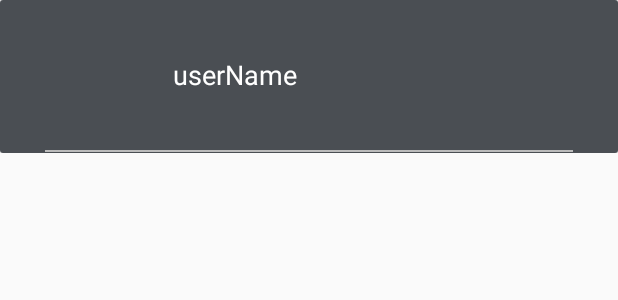
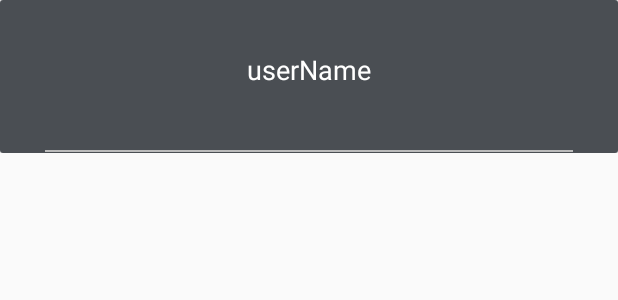
Before and after one commit to JoshBest99/BurgerOff.kt, an Android app: the layout user_item.xml on its own in the app's theme, with its tools: preview values and no code run, on a phone screen of 412 x 824 dp. Shown: the top 300 px of the screen. Run offline under Robolectric (Android 15) with nearby library versions, the phone set to English and light mode, and no system bars.

```diff
--- a/app/src/main/java/inc/josh/burgeroff/Teams/JoinTeamDialog.kt
+++ b/app/src/main/java/inc/josh/burgeroff/Teams/JoinTeamDialog.kt
@@ -43,7 +43,12 @@ class JoinTeamDialog(context: Context, val currentUser: User) : Dialog(context){
             override fun onDataChange(p0: DataSnapshot) {
                 p0.children.forEach {
                     val team = it.getValue(Team::class.java)
-                    teamList.add(team!!)
+                    if(team!!.members!!.size != 2){
+
+                        teamList.add(team)
+
+                    }
+
                     rv_vertical.adapter = JoinTeamAdapter(context, teamList, currentUser)
                 }
 
--- a/app/src/main/res/layout/item_team.xml
+++ b/app/src/main/res/layout/item_team.xml
@@ -32,7 +32,7 @@
             </LinearLayout>
             <View
                     android:layout_width="match_parent"
-                    android:layout_height="1dp" android:id="@+id/view2" android:background="#bbbbbb"
+                    android:layout_height="1dp" android:id="@+id/view" android:background="#bbbbbb"
                     android:layout_marginLeft="30dp" android:layout_marginRight="30dp"/>
         </LinearLayout>
     </android.support.v7.widget.CardView>
--- a/app/src/main/res/layout/user_item.xml
+++ b/app/src/main/res/layout/user_item.xml
@@ -1,7 +1,7 @@
 <?xml version="1.0" encoding="utf-8"?>
 <LinearLayout xmlns:android="http://schemas.android.com/apk/res/android"
               xmlns:app="http://schemas.android.com/apk/res-auto"
-              android:layout_width="match_parent"
+              xmlns:tools="http://schemas.android.com/tools" android:layout_width="match_parent"
               android:layout_height="wrap_content">
 
     <android.support.v7.widget.CardView
@@ -11,38 +11,45 @@
                 android:orientation="vertical"
                 android:layout_width="match_parent"
                 android:layout_height="102dp" android:background="@color/colorPrimary">
-            <LinearLayout
+            <android.support.constraint.ConstraintLayout
                     android:orientation="horizontal"
                     android:layout_width="match_parent"
                     android:layout_height="100dp"
                     android:gravity="left|center_vertical">
-                <de.hdodenhof.circleimageview.CircleImageView android:layout_width="70dp"
-                                                              android:layout_height="70dp"
-                                                              app:layout_constraintEnd_toEndOf="parent"
+                <de.hdodenhof.circleimageview.CircleImageView android:layout_width="60dp"
+                                                              android:layout_height="60dp"
                                                               android:id="@+id/iv_profile"
                                                               app:civ_border_width="1dp"
+                                                              android:layout_marginTop="8dp"
+                                                              app:layout_constraintTop_toTopOf="parent"
+                                                              app:layout_constraintBottom_toBottomOf="parent"
+                                                              android:layout_marginBottom="8dp"
                                                               app:layout_constraintStart_toStartOf="parent"
-                                                              app:layout_constraintTop_toBottomOf="@+id/tv_welcome"
-                                                              android:layout_marginLeft="35dp"
-                />
-                <de.hdodenhof.circleimageview.CircleImageView android:layout_width="70dp"
-                                                              android:layout_height="70dp"
-                                                              app:layout_constraintEnd_toEndOf="parent"
+                                                              android:layout_marginStart="24dp"/>
+                <TextView
+                        android:text="userName"
+                        android:layout_width="0dp"
+                        android:layout_height="wrap_content" android:id="@+id/tv_username"
+                        android:textSize="18sp" android:textColor="#ffffff"
+                        android:layout_marginEnd="8dp" app:layout_constraintEnd_toStartOf="@+id/iv_profile_two"
+                        app:layout_constraintStart_toEndOf="@+id/iv_profile" android:layout_marginStart="8dp"
+                        app:layout_constraintTop_toTopOf="parent" android:layout_marginBottom="8dp"
+                        app:layout_constraintBottom_toBottomOf="parent" android:gravity="center"/>
+                <de.hdodenhof.circleimageview.CircleImageView android:layout_width="60dp"
+                                                              android:layout_height="60dp"
                                                               android:id="@+id/iv_profile_two"
                                                               app:civ_border_width="1dp"
-                                                              app:layout_constraintStart_toStartOf="parent"
-                                                              app:layout_constraintTop_toBottomOf="@+id/tv_welcome"
-                                                              android:layout_marginLeft="5dp"
-                                                              android:visibility="gone"/>
-                <TextView
-                        android:text="userName"
-                        android:layout_width="wrap_content"
-                        android:layout_height="wrap_content" android:id="@+id/tv_username" android:layout_marginLeft="10dp"
-                        android:textSize="18sp" android:textColor="#ffffff"/>
-            </LinearLayout>
+                                                              android:visibility="visible"
+                                                              android:layout_marginTop="8dp"
+                                                              app:layout_constraintTop_toTopOf="parent"
+                                                              android:layout_marginBottom="8dp"
+                                                              app:layout_constraintBottom_toBottomOf="parent"
+                                                              app:layout_constraintEnd_toEndOf="parent"
+                                                              android:layout_marginEnd="24dp"/>
+            </android.support.constraint.ConstraintLayout>
             <View
                     android:layout_width="match_parent"
-                    android:layout_height="1dp" android:id="@+id/view2" android:background="#bbbbbb"
+                    android:layout_height="1dp" android:id="@+id/view" android:background="#bbbbbb"
                     android:layout_marginLeft="30dp" android:layout_marginRight="30dp"/>
         </LinearLayout>
     </android.support.v7.widget.CardView>
```
Also changed, not shown: app/src/main/java/inc/josh/burgeroff/Voting/TeamListAdapter.kt (+12 -2 lines).
